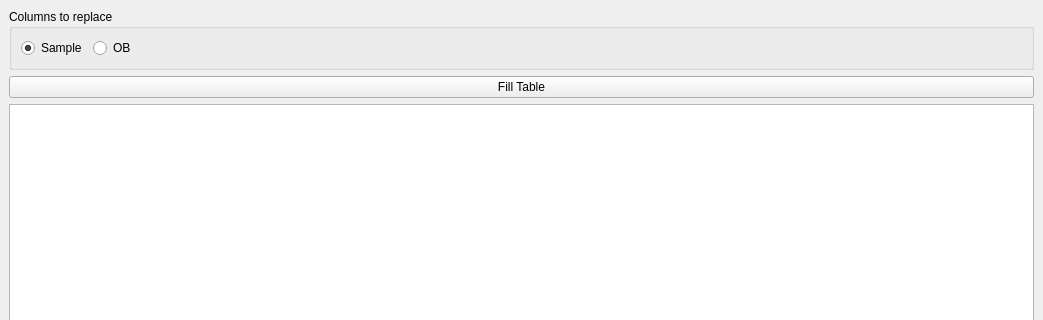
Above: notebooks/ui/ui_grating_excel_editor.ui from neutronimaging/python_notebooks before the change; both pictures show x 0 to 1043 and y 0 to 320 of the 1043 by 813 pixel window. Below: the same form after it.
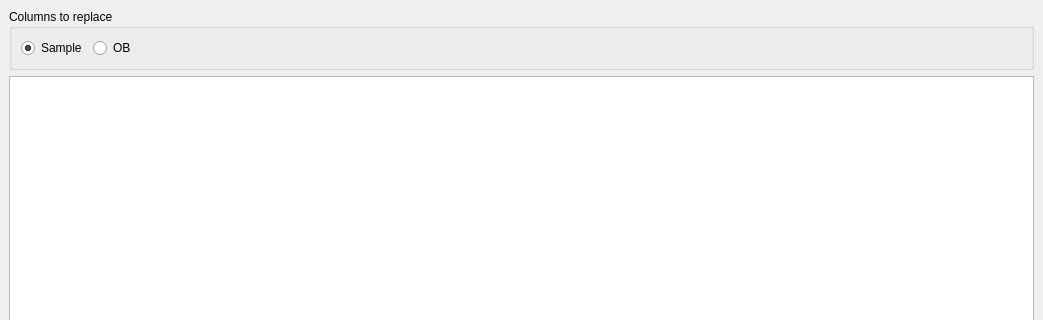
That is the form after the change.

Commit message: populating the excel table. this refs #94

Patch:
```diff
--- a/notebooks/ui/ui_grating_excel_editor.ui
+++ b/notebooks/ui/ui_grating_excel_editor.ui
@@ -54,13 +54,6 @@
       </layout>
      </widget>
     </item>
-    <item>
-     <widget class="QPushButton" name="pushButton">
-      <property name="text">
-       <string>Fill Table</string>
-      </property>
-     </widget>
-    </item>
     <item>
      <widget class="QTableWidget" name="tableWidget"/>
     </item>
```
Left out of the diff: 48 changed lines with no effect on the pictures. The commit also changes 6 other files.
